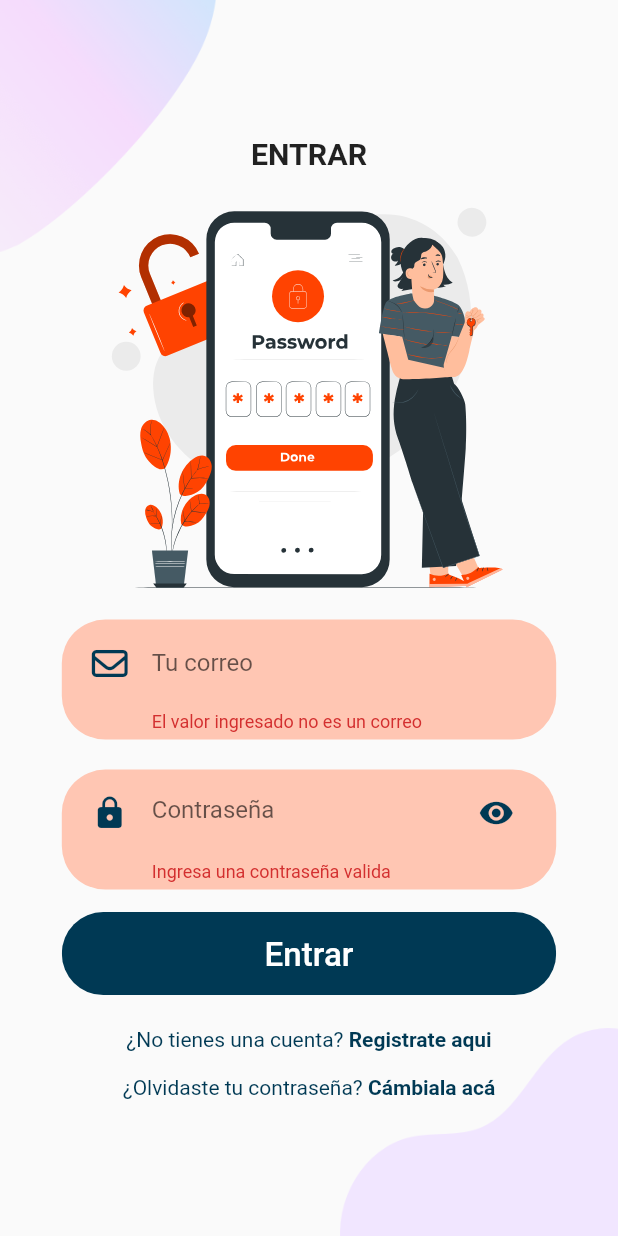
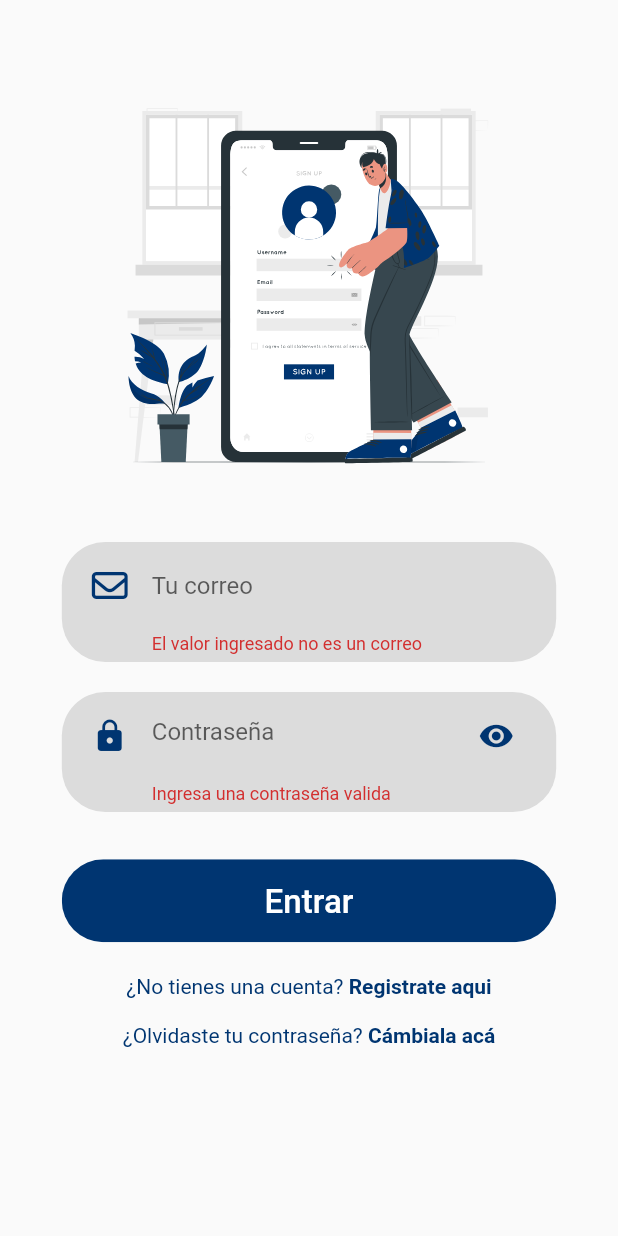
Before and after one commit to carlos-figuera/BeTecnich, a Flutter app: the screen it shows after launch, after a tap on "Entrar", on a phone screen of 412 x 824 dp. Run offline on Flutter 3.47's test engine with Material 2 defaults, Android fonts, the phone set to English and light mode, and no system bars; our stand-ins replace auto_size_text, cached_network_image, date_time_picker, dio, flutter_secure_storage, flutter_svg and 4 more; missing offline and left inert: flutter_secure_storage_web, image_picker_for_web, material_scrollbar.

Commit message:
inicio compltado

```diff
--- a/lib/app/global_widgets/rounded_input_field.dart
+++ b/lib/app/global_widgets/rounded_input_field.dart
@@ -57,6 +57,7 @@ class RoundedInputField extends StatelessWidget {
         decoration: InputDecoration(
           labelText: labelText,
           hintText: hintText,
+          fillColor:Colors.amber ,
           border: InputBorder.none,
           icon: icon,
         ),
--- a/lib/app/modules/inicio/local_widgets/body.dart
+++ b/lib/app/modules/inicio/local_widgets/body.dart
@@ -1,11 +1,8 @@
-import 'package:app_hazconta/app/global_widgets/rounded_button.dart';
 import 'package:app_hazconta/app/modules/inicio/inicio_controller.dart';
 import 'package:app_hazconta/app/modules/inicio/local_widgets/background.dart';
-import 'package:app_hazconta/app/theme/appTextStyles.dart';
+import 'package:app_hazconta/app/theme/Responsive.dart';
 import 'package:app_hazconta/app/theme/appColors.dart';
-
 import 'package:flutter/material.dart';
-import 'package:flutter_svg/svg.dart';
 import 'package:get/get.dart';
 
 class Body extends StatelessWidget {
@@ -13,41 +10,16 @@ class Body extends StatelessWidget {
   Widget build(BuildContext context) {
     Size size = MediaQuery.of(context).size;
     return GetBuilder<InicioController>(
-      builder: (_) => Background(
-        child: SingleChildScrollView(
-          child: Column(
-            mainAxisAlignment: MainAxisAlignment.center,
-            children: <Widget>[
-              Text(
-                "Bienvenido a HazConta.com".toUpperCase(),
-                style:AppTextStyles.titlePage,
-              ),
-              SizedBox(height: size.height * 0.03),
-              SvgPicture.asset(
-                "assets/icons/tax-pana.svg",
-                height: size.height * 0.45,
-              ),
-              SizedBox(height: size.height * 0.03),
-              RoundedButton(
-                text: "Entrar",
-                press: () async {
-
-
-
-
-                  _. sesionIniciada();
-                },
-              ),
-              SizedBox(height: size.height * 0.02),
-              RoundedButton(
-                text: "Registrarse",
-                color: AppColors.kPrimaryLightColor,
-                textColor: Colors.black,
-                press: () => _.registro(),
-              )
-            ],
-          ),
-        ),
+      builder: (_) => Container(
+        height:Responsive.of().hd(por: 100) ,
+        color:AppColors.kPrimaryColor ,
+        child: Center(
+            child: Text(
+              "BE.",
+              style: TextStyle(
+                  color: AppColors.kTextColorwhite,
+                  fontSize: Responsive.of().ip(por: 15) ),
+            )),
       ),
     );
   }
--- a/lib/app/modules/login/login_page.dart
+++ b/lib/app/modules/login/login_page.dart
@@ -32,8 +32,7 @@ class _LoginState extends State<Login> {
             onTap: () {
               FocusScope.of(context).unfocus();
             },
-            child: Background(
-              child: ListView(
+            child:  ListView(
                 shrinkWrap: true,
                 padding: const EdgeInsets.all(30.0),
                 children: <Widget>[
@@ -43,14 +42,13 @@ class _LoginState extends State<Login> {
                     child: Column(
                       mainAxisAlignment: MainAxisAlignment.center,
                       children: <Widget>[
-                          Text(
-                            'ENTRAR',
-                            style: AppTextStyles.titlePage,
-                          ),
+                        SizedBox(height: size.height * 0.02),
                         SvgPicture.asset(
-                            "assets/icons/my-password-pana.svg",
+                          "assets/beIcon/login.svg",
                           height: size.height * 0.35,
                         ),
+
+                        SizedBox(height: size.height * 0.02),
                         RoundedInputField(
                           textInputAction: TextInputAction.next,
                           hintText: "Tu correo",
@@ -68,11 +66,10 @@ class _LoginState extends State<Login> {
                           onFieldSubmitted: (String value) =>
                               _.validateForm(context),
                         ),
+                        SizedBox(height: size.height * 0.02),
                         RoundedButton(
-                            color: _.isLoading
-                                ? Colors.grey
-                                : AppColors.kPrimaryColor,
-                            text: _.isLoading ? "Cargando..." : "Entrar",
+                          color: AppColors.kPrimaryColor,
+                          text:   "Entrar",
                           press: () => _.validateForm(context),
                         ),
                         SizedBox(height: size.height * 0.02),
@@ -86,8 +83,7 @@ class _LoginState extends State<Login> {
                       ],
                     ),
                   ),
-                  ]),
-            ),
+                ])
           ),
         ),
       ),
--- a/lib/app/routes/app_pages.dart
+++ b/lib/app/routes/app_pages.dart
@@ -9,9 +9,8 @@ import 'modules/init.routes.dart';
 class AppPages {
   static final List<GetPage> pages = [
     ...InitRoutes.pages,
+    ...DetailOrderRoutes.pages,
 
-
-    ...DetailOrderRoutes.pages,
 
   ];
 }
--- a/lib/app/theme/appColors.dart
+++ b/lib/app/theme/appColors.dart
@@ -23,9 +23,9 @@ class AppColors{
   var kBlackColor = Colors.black;*/
 
 
-  static const kPrimaryColor = Color(0xFF003954);
+  static const kPrimaryColor = Color(0xFF003571);
   static const kSecondaryColorBlack = Colors.black87;
-  static const kPrimaryLightColor = Color(0xFFFFC6B3);
+  static const kPrimaryLightColor = Colors.black12;
   static const kAnaranjadoColor = Color(0xFFF23005);
   static const kAinactiColor = Colors.grey;
   static const kBackGoundGreyColor = Colors.white12;
--- a/lib/main.dart
+++ b/lib/main.dart
@@ -18,7 +18,7 @@ class MyApp extends StatelessWidget {
   Widget build(BuildContext context) {
     return GetMaterialApp(
       debugShowCheckedModeBanner: false,
-      title: 'HazConta',
+      title: 'BE',
       theme: ThemeData(
         primarySwatch: Colors.blueGrey,
         primaryColor: Color(0xFF003954),
--- a/pubspec.yaml
+++ b/pubspec.yaml
@@ -65,8 +65,8 @@ flutter:
   # the material Icons class.
   uses-material-design: true
 
-  # To add assets to your application, add an assets section, like this:
   assets:
     - assets/data/
     - assets/images/
     - assets/icons/
+    - assets/beIcon/
```
Also changed, not shown: assets/beIcon/car.svg (added), assets/beIcon/inicio.svg (added), assets/beIcon/login.svg (added), assets/beIcon/logo.jpeg (added), assets/beIcon/moto.svg (added), assets/drivericon/moto.svg (deleted), 7 other files. Lines whose indentation alone changed are shown as unchanged.
